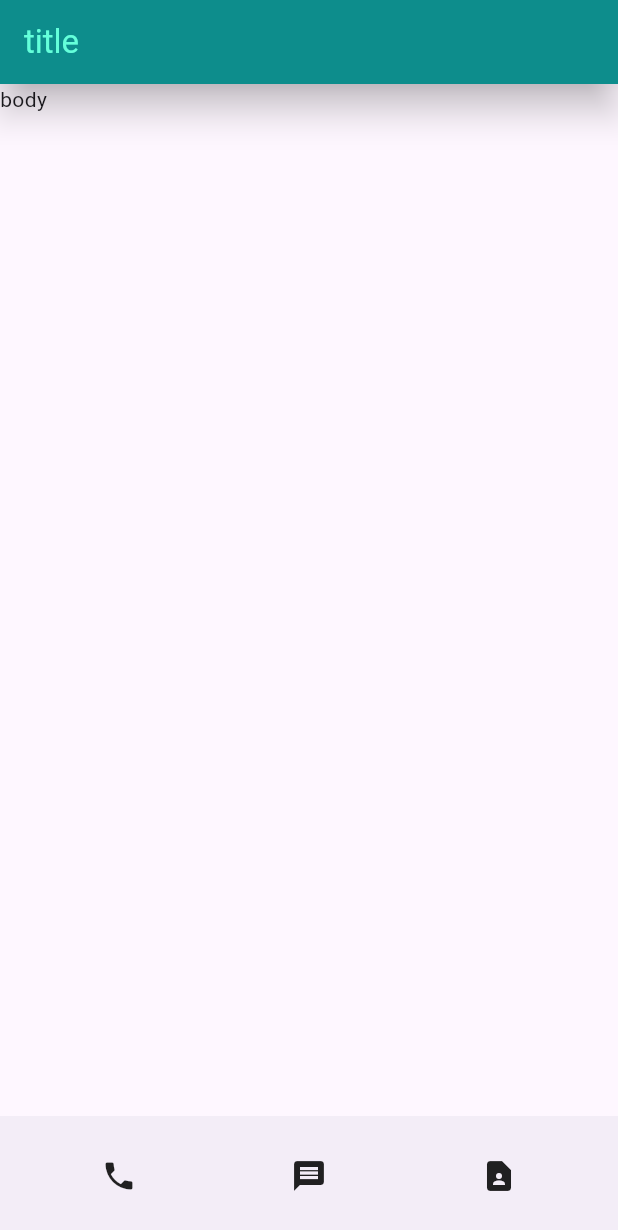
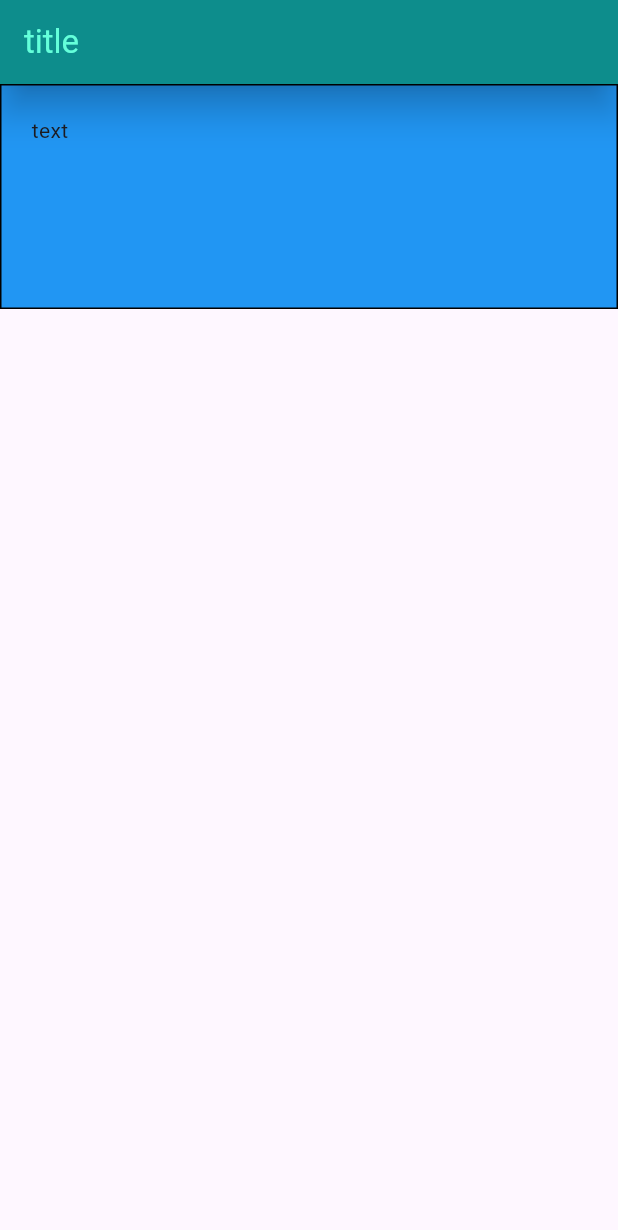
Before and after one commit to s-ja/CDAP_flutter, a Flutter app: the screen it shows after launch, on a phone screen of 412 x 824 dp. Shown: the top 1230 px of the screen. Run offline on Flutter 3.47's test engine with Material 3 defaults, Android fonts, the phone set to English and light mode, and no system bars.

Commit message:
레이아웃 구성

```diff
--- a/lib/main.dart
+++ b/lib/main.dart
@@ -18,20 +18,21 @@ class MyApp extends StatelessWidget {
           elevation : 10,
           shadowColor: Colors.black,
         ),
-        body: Text('body'),
-        bottomNavigationBar: BottomAppBar(
-          child: SizedBox(
-            height: 70,
-            child: Row(
-              mainAxisAlignment: MainAxisAlignment.spaceAround,
-              children: [
-                Icon(Icons.phone),
-                Icon(Icons.message),
-                Icon(Icons.contact_page),
-              ],
+        body: Align(
+          alignment: Alignment.topCenter,
+          child: Container(
+            width: double.infinity,
+            height: 150,
+            margin: EdgeInsets.fromLTRB(0, 0, 0, 30),
+            padding: EdgeInsets.all(20),
+            decoration: BoxDecoration(
+              color: Colors.blue,
+              border: Border.all(color: Colors.black)
             ),
+            child: Text('text'),
+
           ),
-        )
+        ),
       ),
     );
   }
```
